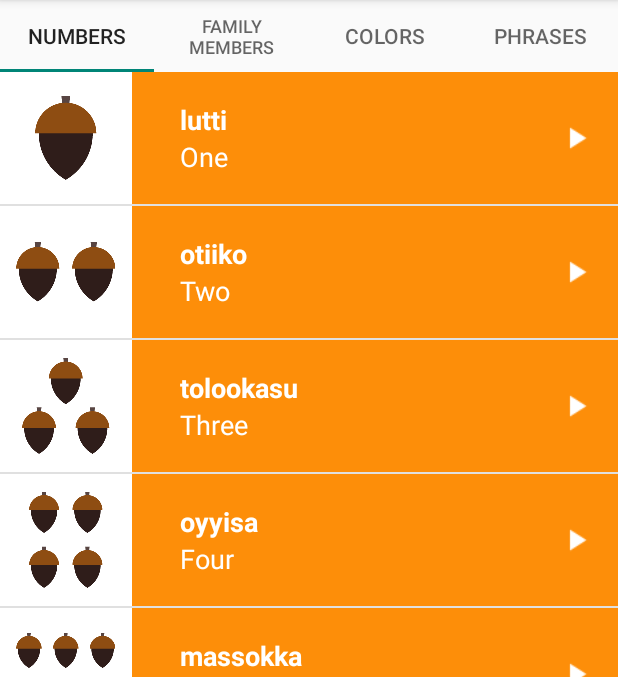
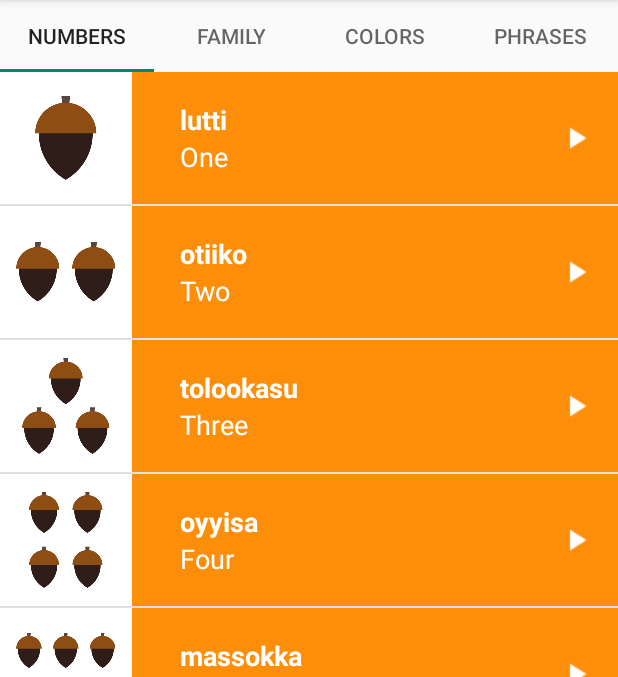
Before and after one commit to rohanpansare/miwok, an Android app: the screen it shows after launch (MainActivity), on a phone screen of 412 x 824 dp, the part 84-761 px from its top. Run offline under Robolectric (Android 15) with nearby library versions, the phone set to English and light mode, and no system bars.

Commit message:
Minor cleanup

```diff
--- a/app/src/main/res/values/strings.xml
+++ b/app/src/main/res/values/strings.xml
@@ -26,7 +26,7 @@
     <string name="category_numbers">Numbers</string>
 
     <!-- Category name for the vocabulary words for family members [CHAR LIMIT=20] -->
-    <string name="category_family">Family Members</string>
+    <string name="category_family">Family</string>
     <!-- TODO: Remove or change this placeholder text -->
     <string name="hello_blank_fragment">Hello blank fragment</string>
 </resources>
```
Also changed, not shown: app/src/main/res/layout/custom_tab.xml (deleted, +0 -10 lines).
